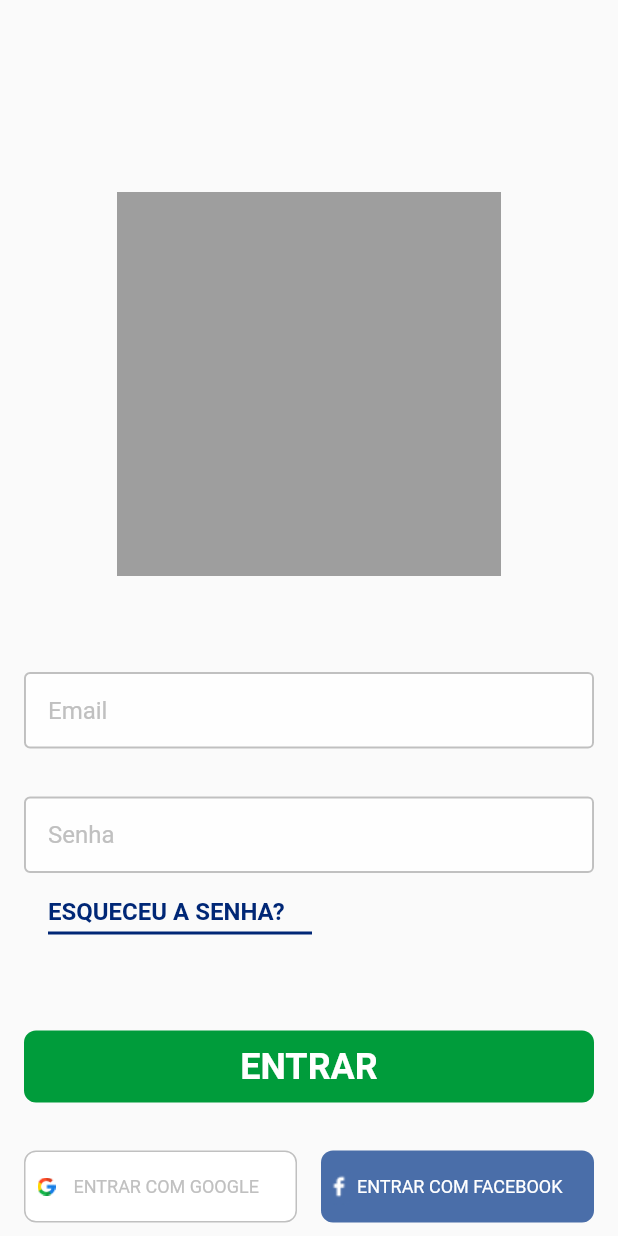
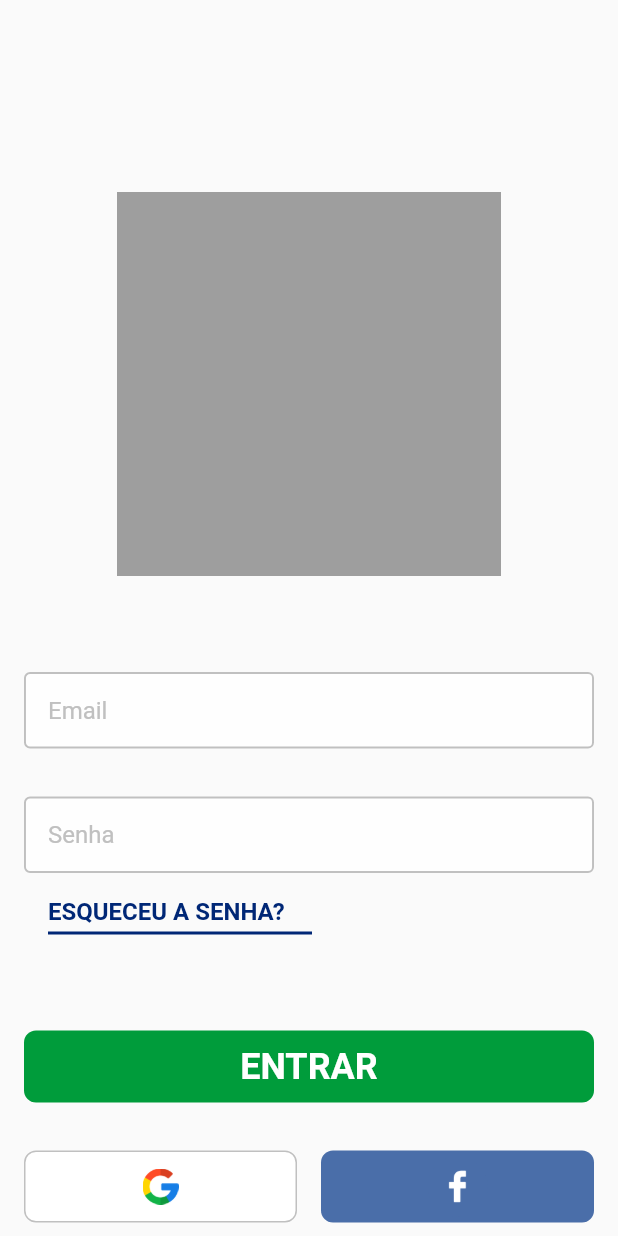
Before and after one commit to LucasSantos27/tfgcco, a Flutter app: the screen it shows after launch, on a phone screen of 412 x 824 dp. Run offline on Flutter 3.47's test engine with Material 2 defaults, Android fonts, the phone set to English and light mode, and no system bars; our stand-ins replace get.

Commit message:
fix: change social buttons

```diff
--- a/lib/app/components/button.dart
+++ b/lib/app/components/button.dart
@@ -49,19 +49,7 @@ class GoogleButton extends StatelessWidget {
           ),
           alignment: Alignment.center,
           padding: const EdgeInsets.symmetric(vertical: 4, horizontal: 8),
-          child: Row(
-            children: [
-              Image.asset('assets/google.png', height: 12, width: 12),
-              const SizedBox(width: 12),
-              Text(
-                'ENTRAR COM GOOGLE',
-                style: TextStyle(
-                  color: Color.fromRGBO(192, 192, 192, 1),
-                  fontSize: 12,
-                ),
-              ),
-            ],
-          ),
+          child: Image.asset('assets/google.png', height: 24, width: 24),
         ),
       ),
     );
@@ -82,18 +70,7 @@ class FacebookButton extends StatelessWidget {
           ),
           alignment: Alignment.center,
           padding: const EdgeInsets.symmetric(vertical: 4),
-          child: Row(
-            children: [
-              Image.asset('assets/facebook.png'),
-              Text(
-                'ENTRAR COM FACEBOOK',
-                style: TextStyle(
-                  color: Color.fromRGBO(255, 255, 255, 1),
-                  fontSize: 12,
-                ),
-              ),
-            ],
-          ),
+          child: Image.asset('assets/facebook.png', height: 48, width: 48),
         ),
       ),
     );
```
Also changed, not shown: assets/facebook.png, assets/google.png.
